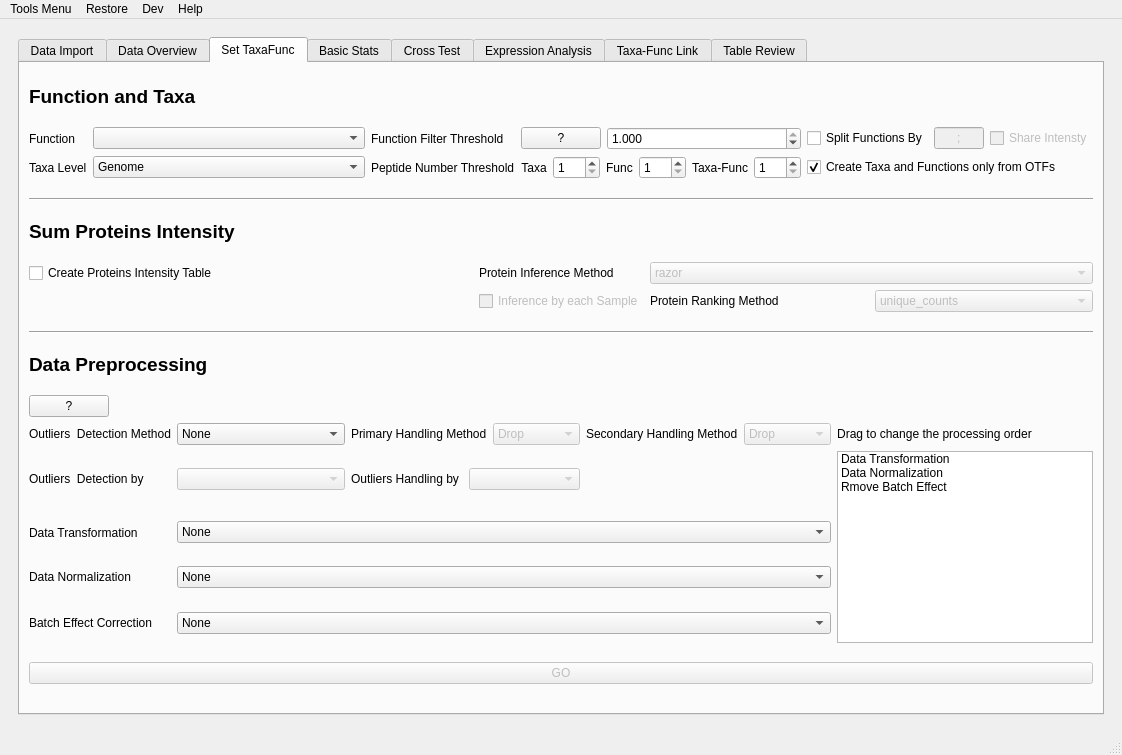
Qt form metax/gui/metax_gui/main_window.ui (byemaxx/MetaX) before a commit.
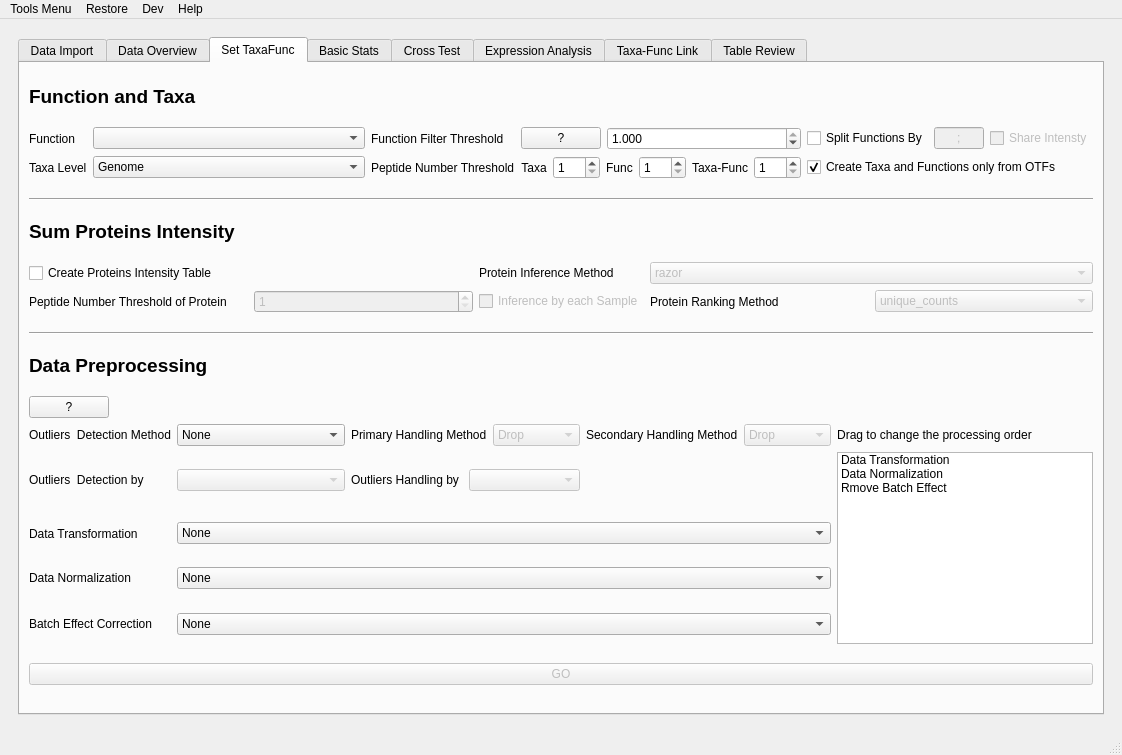
The same form after that commit.

Commit message: - New: Added Mini peptides threshold for the Protein Suming part. - Fix: Fixed the index of peptide table lost after data preprossing.

What changed in the file:
```diff
--- a/metax/gui/metax_gui/main_window.ui
+++ b/metax/gui/metax_gui/main_window.ui
@@ -574,6 +574,30 @@
                 </property>
                </widget>
               </item>
+              <item row="1" column="0">
+               <layout class="QHBoxLayout" name="horizontalLayout_93">
+                <item>
+                 <widget class="QLabel" name="label_24">
+                  <property name="text">
+                   <string>Peptide Number Threshold of Protein</string>
+                  </property>
+                 </widget>
+                </item>
+                <item>
+                 <widget class="QSpinBox" name="spinBox_peptide_num_threshold_protein">
+                  <property name="enabled">
+                   <bool>false</bool>
+                  </property>
+                  <property name="minimum">
+                   <number>1</number>
+                  </property>
+                  <property name="maximum">
+                   <number>999</number>
+                  </property>
+                 </widget>
+                </item>
+               </layout>
+              </item>
              </layout>
             </item>
             <item row="3" column="0">
```
Left out of the diff: 322 changed lines with no effect on the pictures. The commit also changes 8 other files.
